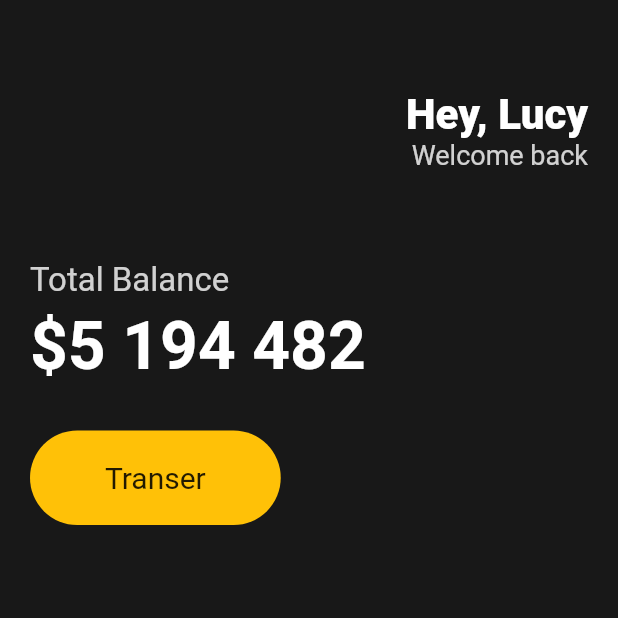
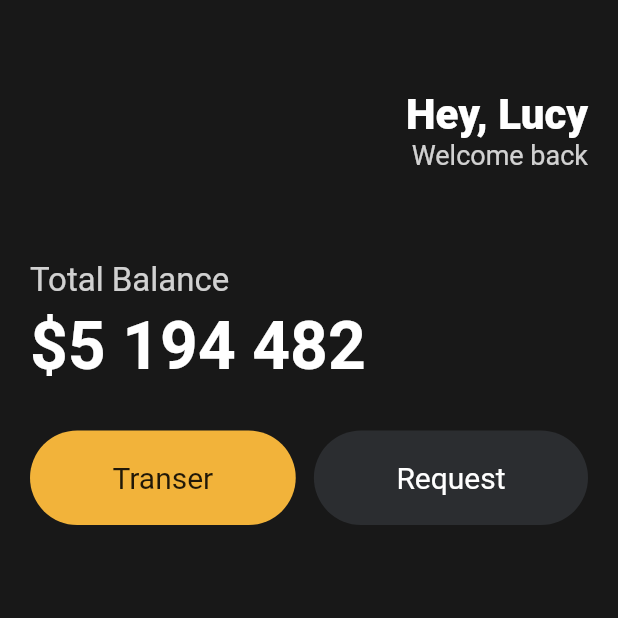
Before and after one commit to bingba2022/flutter_course, a Flutter app: the screen it shows after launch, on a phone screen of 412 x 824 dp, the top half of it. Run offline on Flutter 3.47's test engine with Material 2 defaults, Android fonts, the phone set to English and light mode, and no system bars.

Commit message:
added request button

```diff
--- a/lib/main.dart
+++ b/lib/main.dart
@@ -12,13 +12,13 @@ class App extends StatelessWidget {
     // CupertinoApp : ios
     return MaterialApp(
       home: Scaffold(
-        backgroundColor: Color(0xFF181818),
+        backgroundColor: const Color(0xFF181818),
         body: Padding(
-          padding: EdgeInsets.symmetric(horizontal: 20),
+          padding: const EdgeInsets.symmetric(horizontal: 20),
           child: Column(
             crossAxisAlignment: CrossAxisAlignment.start,
             children: [
-              SizedBox(
+              const SizedBox(
                 // HeyLucy - Total Balance
                 height: 60,
               ),
@@ -28,7 +28,7 @@ class App extends StatelessWidget {
                   Column(
                     crossAxisAlignment: CrossAxisAlignment.end,
                     children: [
-                      Text(
+                      const Text(
                         "Hey, Lucy",
                         style: TextStyle(
                           color: Colors.white,
@@ -47,7 +47,7 @@ class App extends StatelessWidget {
                   )
                 ],
               ),
-              SizedBox(
+              const SizedBox(
                 // Total Balance - Transfer
                 height: 60,
               ),
@@ -58,10 +58,10 @@ class App extends StatelessWidget {
                   color: Colors.white.withOpacity(0.8),
                 ),
               ),
-              SizedBox(
+              const SizedBox(
                 height: 5,
               ),
-              Text(
+              const Text(
                 "\$5 194 482",
                 style: TextStyle(
                   fontSize: 44,
@@ -69,17 +69,19 @@ class App extends StatelessWidget {
                   color: Colors.white,
                 ),
               ),
-              SizedBox(height: 30),
+              const SizedBox(height: 30),
               Row(
+                mainAxisAlignment: MainAxisAlignment.spaceBetween,
                 children: [
+                  // Transfer Button
                   Container(
                     decoration: BoxDecoration(
-                        color: Colors.amber,
+                        color: const Color(0xFFF2B33A),
                         borderRadius: BorderRadius.circular(45)),
-                    child: Padding(
+                    child: const Padding(
                       padding: EdgeInsets.symmetric(
                         vertical: 20,
-                        horizontal: 50,
+                        horizontal: 55,
                       ),
                       child: Text(
                         "Transer",
@@ -88,7 +90,27 @@ class App extends StatelessWidget {
                         ),
                       ),
                     ),
-                  )
+                  ),
+
+                  // Request Button
+                  Container(
+                    decoration: BoxDecoration(
+                        color: const Color.fromARGB(255, 43, 45, 48),
+                        borderRadius: BorderRadius.circular(45)),
+                    child: const Padding(
+                      padding: EdgeInsets.symmetric(
+                        vertical: 20,
+                        horizontal: 55,
+                      ),
+                      child: Text(
+                        "Request",
+                        style: TextStyle(
+                          color: Colors.white,
+                          fontSize: 20,
+                        ),
+                      ),
+                    ),
+                  ),
                 ],
               )
             ],
```
